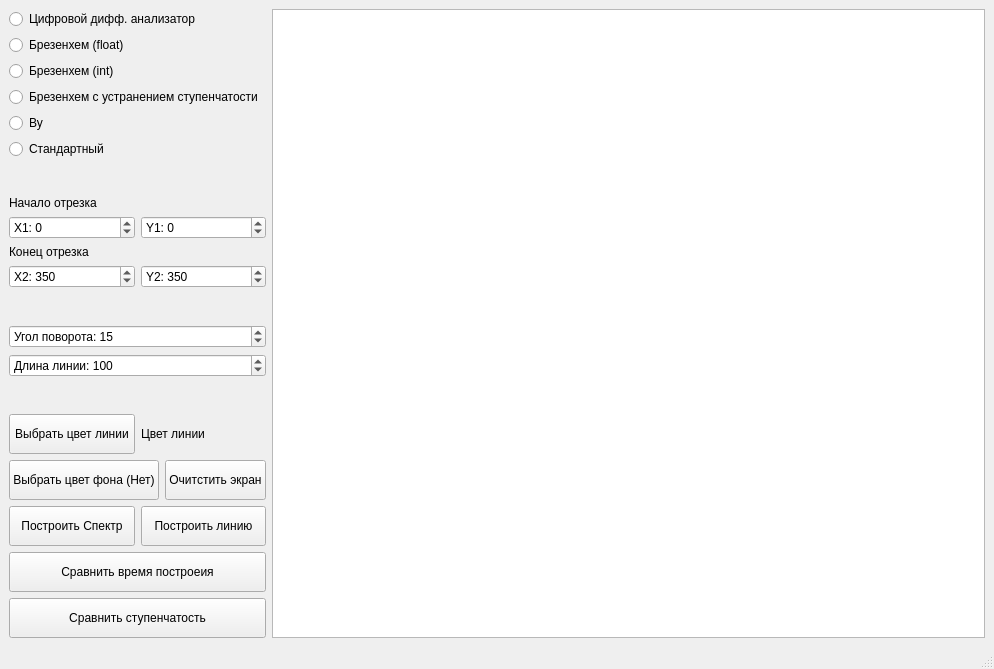
This is lab_03/mainwindow.ui in xanderkov/ics7-CG as Qt 5 draws it before an edit. The edited form follows.
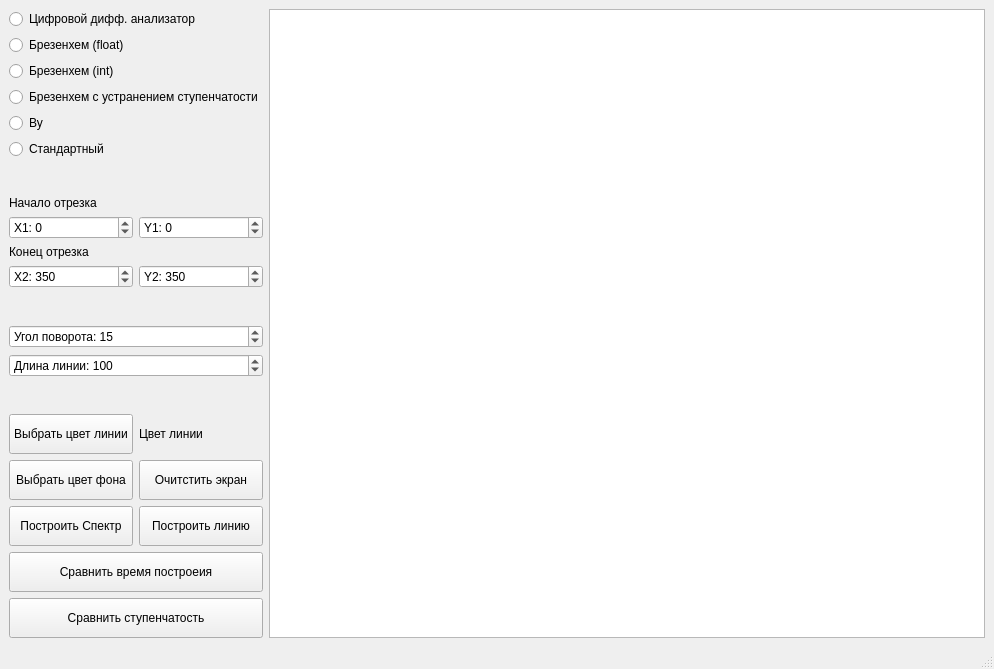
This is the edited form.

Commit message: It works without timer

Diff of the .ui file:
```diff
--- a/lab_03/mainwindow.ui
+++ b/lab_03/mainwindow.ui
@@ -278,7 +278,7 @@
            </size>
           </property>
           <property name="text">
-           <string>Выбрать цвет фона (Нет)</string>
+           <string>Выбрать цвет фона</string>
           </property>
          </widget>
         </item>
```
The commit also changes 2 other files.
